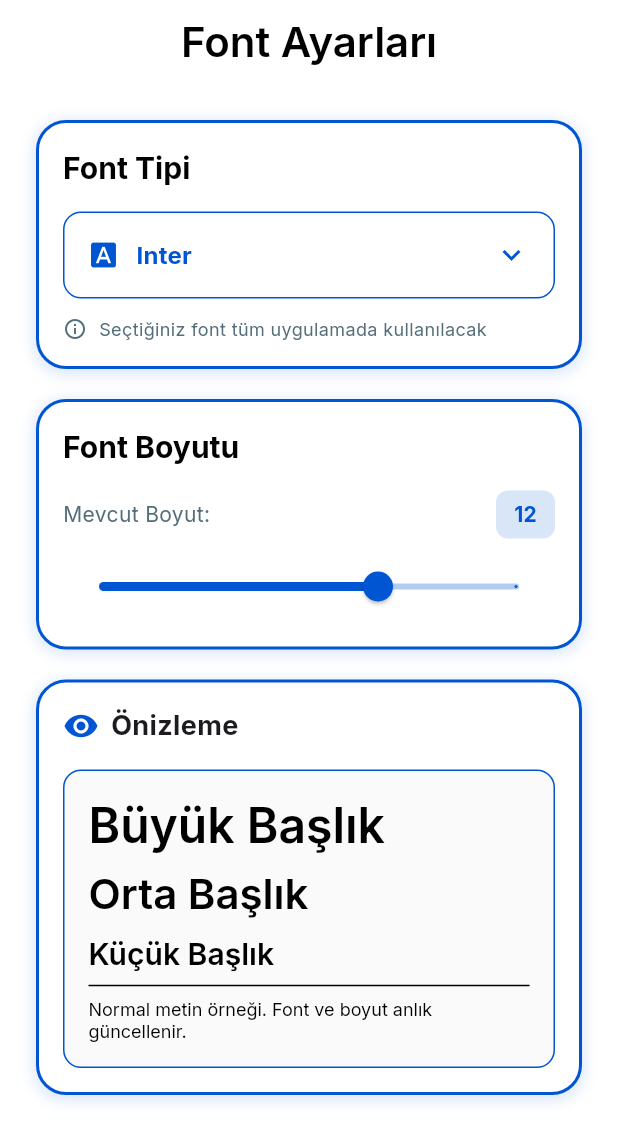
After one commit to DoritosLover1/ispark-kmt-project, a Flutter app: the SettingsPage screen opened directly, on a phone screen of 412 x 824 dp. The commit adds this screen. Shown: the top 1142 px of the screen. Run offline on Flutter 3.47's test engine with Material 3 defaults, Android fonts, the phone set to English and light mode, and no system bars; our stand-ins replace flutter_map, geolocator, google_fonts, latlong2, permission_handler, shared_preferences; accounts and stored records are empty; network calls fail.

Commit message:
Create->homepage, mappage, and settingspage've done. Nevertheless, we need to implement favoriteparkspage

```diff
--- a/lib/global/universaltheme.dart
+++ b/lib/global/universaltheme.dart
@@ -55,6 +55,18 @@ class ThemeProvider extends ChangeNotifier {
       fontWeight: fontWeight,
     );
   }
+    static const List<String> availableFonts = [
+    'Inter',
+    'Roboto',
+    'Poppins',
+    'Montserrat',
+    'Lato',
+    'Open Sans',
+    'Raleway',
+    'Ubuntu',
+    'Nunito',
+    'Playfair Display',
+  ];
 
   ThemeData get themeData {
     TextTheme baseTextTheme;
--- /dev/null
+++ b/lib/pages/settingspage.dart
@@ -0,0 +1,263 @@
+import 'package:flutter/material.dart';
+import 'package:ispark_project/global/universaltheme.dart';
+import 'package:provider/provider.dart';
+
+class SettingsPage extends StatelessWidget {
+  const SettingsPage({super.key});
+  static const primaryColor = Color(0xFF0056D2);
+
+  BoxDecoration orangeDecoration() {
+    return BoxDecoration(
+      color: Colors.white,
+      borderRadius: BorderRadius.circular(20),
+      border: Border.all(
+        color: primaryColor,
+        width: 2,
+      ),
+      boxShadow: [
+        BoxShadow(
+          color: primaryColor.withOpacity(0.15),
+          spreadRadius: 1,
+          blurRadius: 8,
+          offset: const Offset(0, 2),
+        ),
+      ],
+    );
+  }
+
+  @override
+  Widget build(BuildContext context) {
+    final theme = Theme.of(context);
+    final colorScheme = theme.colorScheme;
+    final themeProvider = Provider.of<ThemeProvider>(context);
+
+    return Scaffold(
+      backgroundColor: colorScheme.onPrimary,
+      appBar: AppBar(
+        shadowColor: Colors.transparent,
+        surfaceTintColor: colorScheme.onPrimary,
+        backgroundColor: colorScheme.onPrimary,
+        elevation: 0,
+        title: Text(
+          "Font Ayarları",
+          style: Theme.of(context).textTheme.headlineMedium,
+        ),
+        centerTitle: true,
+      ),
+      body: SingleChildScrollView(
+        padding: const EdgeInsets.all(24),
+        child: Column(
+          crossAxisAlignment: CrossAxisAlignment.start,
+          children: [
+            Container(
+              padding: const EdgeInsets.all(16),
+              decoration: orangeDecoration(),
+              child: Column(
+                crossAxisAlignment: CrossAxisAlignment.start,
+                children: [
+                  Text(
+                    'Font Tipi',
+                    style: Theme.of(context)
+                        .textTheme
+                        .headlineSmall
+                        ?.copyWith(fontWeight: FontWeight.bold),
+                  ),
+                  const SizedBox(height: 16),
+
+                  Container(
+                    decoration: BoxDecoration(
+                      border: Border.all(color: primaryColor),
+                      borderRadius: BorderRadius.circular(12),
+                    ),
+                    child: DropdownButtonHideUnderline(
+                      child: DropdownButton<String>(
+                        value: themeProvider.fontFamily,
+                        isExpanded: true,
+                        icon: const Icon(
+                          Icons.keyboard_arrow_down,
+                          color: primaryColor,
+                        ),
+                        padding: const EdgeInsets.symmetric(
+                          horizontal: 16,
+                          vertical: 4,
+                        ),
+                        borderRadius: BorderRadius.circular(12),
+                        dropdownColor: Colors.white,
+                        items: ThemeProvider.availableFonts.map((font) {
+                          return DropdownMenuItem<String>(
+                            value: font,
+                            child: Row(
+                              children: [
+                                Icon(
+                                  Icons.font_download,
+                                  size: 20,
+                                  color: themeProvider.fontFamily == font
+                                      ? primaryColor
+                                      : colorScheme.secondary,
+                                ),
+                                const SizedBox(width: 12),
+                                Text(
+                                  font,
+                                  style: TextStyle(
+                                    color: themeProvider.fontFamily == font
+                                        ? primaryColor
+                                        : Colors.black,
+                                    fontWeight:
+                                        themeProvider.fontFamily == font
+                                            ? FontWeight.bold
+                                            : FontWeight.normal,
+                                  ),
+                                ),
+                              ],
+                            ),
+                          );
+                        }).toList(),
+                        onChanged: (value) {
+                          if (value != null) {
+                            themeProvider.updateFontFamily(value);
+                          }
+                        },
+                      ),
+                    ),
+                  ),
+
+                  const SizedBox(height: 12),
+                  Row(
+                    children: [
+                      Icon(Icons.info_outline, size: 16, color: colorScheme.secondary),
+                      const SizedBox(width: 8),
+                      Expanded(
+                        child: Text(
+                          'Seçtiğiniz font tüm uygulamada kullanılacak',
+                          style: TextStyle(fontSize: 12, color: colorScheme.secondary),
+                        ),
+                      ),
+                    ],
+                  ),
+                ],
+              ),
+            ),
+
+            const SizedBox(height: 20),
+
+            Container(
+              padding: const EdgeInsets.all(16),
+              decoration: orangeDecoration(),
+              child: Column(
+                crossAxisAlignment: CrossAxisAlignment.start,
+                children: [
+                  Text(
+                    'Font Boyutu',
+                    style: Theme.of(context)
+                        .textTheme
+                        .headlineSmall
+                        ?.copyWith(fontWeight: FontWeight.bold),
+                  ),
+                  const SizedBox(height: 16),
+
+                  Row(
+                    mainAxisAlignment: MainAxisAlignment.spaceBetween,
+                    children: [
+                      Text(
+                        'Mevcut Boyut:',
+                        style: TextStyle(color: colorScheme.secondary),
+                      ),
+                      Container(
+                        padding: const EdgeInsets.symmetric(
+                          horizontal: 12,
+                          vertical: 6,
+                        ),
+                        decoration: BoxDecoration(
+                          color: primaryColor.withOpacity(0.15),
+                          borderRadius: BorderRadius.circular(8),
+                        ),
+                        child: Text(
+                          themeProvider.fontSize.toInt().toString(),
+                          style: const TextStyle(
+                            color: primaryColor,
+                            fontWeight: FontWeight.bold,
+                          ),
+                        ),
+                      ),
+                    ],
+                  ),
+
+                  const SizedBox(height: 8),
+
+                  Slider(
+                    value: themeProvider.fontSize,
+                    min: 10,
+                    max: 13,
+                    divisions: 3,
+                    activeColor: primaryColor,
+                    inactiveColor: primaryColor.withOpacity(0.3),
+                    label: themeProvider.fontSize.toInt().toString(),
+                    onChanged: (value) {
+                      themeProvider.updateFontSize(value);
+                    },
+                  ),
+                ],
+              ),
+            ),
+
+            const SizedBox(height: 20),
+
+            Container(
+              padding: const EdgeInsets.all(16),
+              decoration: orangeDecoration(),
+              child: Column(
+                crossAxisAlignment: CrossAxisAlignment.start,
+                children: [
+                  Row(
+                    children: const [
+                      Icon(Icons.visibility, color: primaryColor),
+                      SizedBox(width: 8),
+                      Text(
+                        'Önizleme',
+                        style: TextStyle(
+                          fontWeight: FontWeight.bold,
+                          fontSize: 18,
+                        ),
+                      ),
+                    ],
+                  ),
+                  const SizedBox(height: 16),
+
+                  Container(
+                    padding: const EdgeInsets.all(16),
+                    decoration: BoxDecoration(
+                      color: Colors.grey.shade50,
+                      borderRadius: BorderRadius.circular(12),
+                      border: Border.all(color: primaryColor),
+                    ),
+                    child: Column(
+                      crossAxisAlignment: CrossAxisAlignment.start,
+                      children: [
+                        Text('Büyük Başlık',
+                            style:
+                                Theme.of(context).textTheme.headlineLarge),
+                        const SizedBox(height: 8),
+                        Text('Orta Başlık',
+                            style:
+                                Theme.of(context).textTheme.headlineMedium),
+                        const SizedBox(height: 8),
+                        Text('Küçük Başlık',
+                            style:
+                                Theme.of(context).textTheme.headlineSmall),
+                        const Divider(),
+                        Text(
+                          'Normal metin örneği. Font ve boyut anlık güncellenir.',
+                          style: Theme.of(context).textTheme.displaySmall,
+                        ),
+                      ],
+                    ),
+                  ),
+                ],
+              ),
+            ),
+          ],
+        ),
+      ),
+    );
+  }
+}
--- a/lib/pages/welcomepage.dart
+++ b/lib/pages/welcomepage.dart
@@ -197,12 +197,12 @@ class _PrimaryButton extends StatelessWidget {
     final size = MediaQuery.of(context).size;
 
     return SizedBox(
-      width: size.width * 0.90, // %90 ekran genişliği
+      width: size.width * 0.90,
       child: ElevatedButton(
         onPressed: onTap,
         style: ElevatedButton.styleFrom(
           padding: EdgeInsets.symmetric(
-            vertical: size.height * 0.02, // ekran yüksekliğine göre
+            vertical: size.height * 0.02,
           ),
           backgroundColor: colorScheme.primary,
         ),
--- a/pubspec.yaml
+++ b/pubspec.yaml
@@ -9,6 +9,7 @@ environment:
 dependencies:
   flutter:
     sdk: flutter
+  flutter_map: ^8.3.0
   geolocator: ^14.0.2
   get_it: ^9.2.1
   google_fonts: ^8.0.2
```
Also changed, not shown: lib/pages/homepage.dart (added, +79 -0 lines), lib/pages/mappage.dart (added, +322 -0 lines), pubspec.lock.
